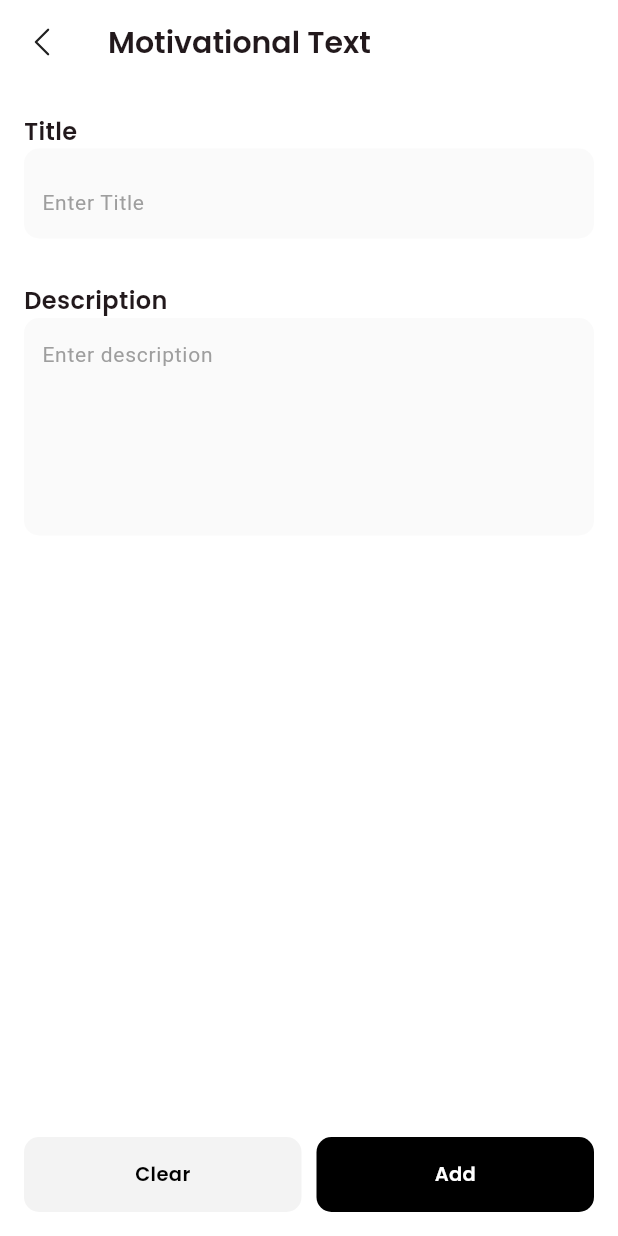
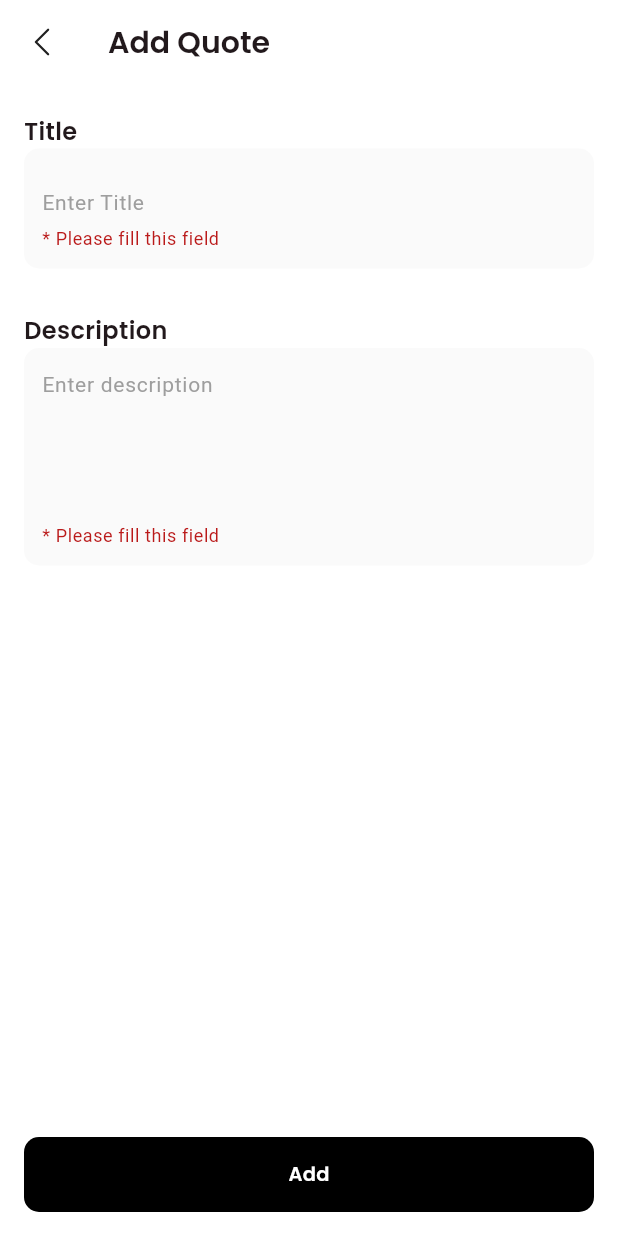
Before and after one commit to bilaalmustafa/musculo_app, a Flutter app: the MotivationalTextScreen screen opened by its route, after a tap on "Add", on a phone screen of 412 x 824 dp. Run offline on Flutter 3.47's test engine with Material 3 defaults, Android fonts, the phone set to English and light mode, and no system bars; our stand-ins replace carousel_slider, cloud_firestore, cloud_functions, firebase_auth, firebase_core, flutter_secure_storage and 8 more; accounts and stored records are empty; project files that could hold a hidden picture were left out.

Commit message:
motivational list screen work

```diff
--- a/lib/core/config/myApp.dart
+++ b/lib/core/config/myApp.dart
@@ -9,6 +9,7 @@ import 'package:provider/provider.dart';
 
 import '../../modules/auth/view_model/forgot_view_model.dart';
 import '../../modules/bottom_navigation_bar/feedback/view_model/feedback_view_model.dart';
+import '../../modules/bottom_navigation_bar/profile/profile_view_model/motivational_view_model.dart';
 
 class MyApp extends StatelessWidget {
   const MyApp({super.key});
@@ -25,6 +26,7 @@ class MyApp extends StatelessWidget {
         ChangeNotifierProvider(create: (_) => PasswordResetProvider()),
         ChangeNotifierProvider(create: (_) => FeedbackProvider()),
         ChangeNotifierProvider(create: (_) => ReportProvider()),
+        ChangeNotifierProvider(create: (_) => MotivationalTextProvider()),
       ],
       child: MaterialApp(
         debugShowCheckedModeBanner: false,
--- a/lib/core/config/routes.dart
+++ b/lib/core/config/routes.dart
@@ -24,6 +24,7 @@ import 'package:musculo_app/modules/bottom_navigation_bar/profile/creator_profil
 import 'package:musculo_app/modules/bottom_navigation_bar/profile/creator_profile_screens/payment_screen.dart';
 import 'package:musculo_app/modules/bottom_navigation_bar/profile/user_profile_screens/accountinfo.dart';
 import 'package:musculo_app/modules/bottom_navigation_bar/profile/user_profile_screens/motivational_text.dart';
+import 'package:musculo_app/modules/bottom_navigation_bar/profile/user_profile_screens/motivationallist.dart';
 import 'package:musculo_app/modules/bottom_navigation_bar/profile/user_profile_screens/myprogramworkout.dart';
 import 'package:musculo_app/modules/bottom_navigation_bar/profile/user_profile_screens/user_profile.dart';
 import 'package:musculo_app/modules/bottom_navigation_bar/programs_and_workout/creater_screen/notification.dart';
@@ -72,6 +73,7 @@ class Routes {
   static const String changePasswordScreen = "/changepassword_screen";
   static const String reportScreen = "/reporttab_screen";
   static const String motivationalScreen = "/motivational_text_screen";
+  static const String motivationalListScreen = "/motivational_list_screen";
 }
 
 class RouteGenerator {
@@ -155,6 +157,10 @@ class RouteGenerator {
         return MaterialPageRoute(
           builder: (_) => const MotivationalTextScreen(),
         );
+      case Routes.motivationalListScreen:
+        return MaterialPageRoute(
+          builder: (_) => const MotivationalListScreen(),
+        );
 
       default:
         return MaterialPageRoute(
--- a/lib/core/constants/assets.dart
+++ b/lib/core/constants/assets.dart
@@ -40,6 +40,7 @@ class Assets {
   static const String sqaure1 = "$_icons/Close Square1.png";
   static const String arrowUp = "$_icons/ArrowUp2.svg";
   static const String reportIcon = "$_icons/Shield Fail.svg";
+  static const String deleteIcon = "$_icons/Delete.svg";
 
   static const String logo = '$_assets/applogo.png';
   static const String maskgroup = "$_assets/maskgroup.png";
--- a/lib/modules/bottom_navigation_bar/feedback/screens/feedb_screen.dart
+++ b/lib/modules/bottom_navigation_bar/feedback/screens/feedb_screen.dart
@@ -100,8 +100,6 @@ class _FeedBScreenState extends State<FeedBScreen> {
                     suggestionController.clear();
                     feedbackController.clear();
 
-                    Fluttertoast.showToast(msg: 'Feedback Submitted');
-
                     // navigation handle here
                     showDialog(
                       context: context,
--- a/lib/modules/bottom_navigation_bar/profile/user_profile_screens/motivational_text.dart
+++ b/lib/modules/bottom_navigation_bar/profile/user_profile_screens/motivational_text.dart
@@ -1,5 +1,10 @@
 import 'package:flutter/material.dart';
+import 'package:fluttertoast/fluttertoast.dart';
 import 'package:musculo_app/components/shared_appbar.dart';
+import 'package:musculo_app/core/services/auth_services.dart';
+import 'package:musculo_app/modules/bottom_navigation_bar/profile/profile_view_model/motivational_view_model.dart';
+
+import 'package:provider/provider.dart';
 
 import '../../../../components/custom_button.dart';
 import '../../../../components/poppins_text.dart';
@@ -19,6 +24,7 @@ class MotivationalTextScreen extends StatefulWidget {
 class _MotivationalTextScreenState extends State<MotivationalTextScreen> {
   final titleController = TextEditingController();
   final descriptionController = TextEditingController();
+  final formKey = GlobalKey<FormState>();
 
   @override
   void dispose() {
@@ -31,10 +37,12 @@ class _MotivationalTextScreenState extends State<MotivationalTextScreen> {
   Widget build(BuildContext context) {
     return Scaffold(
       backgroundColor: ConstColors.white,
-      appBar: SharedAppBar(title: 'Motivational Text'),
+      appBar: SharedAppBar(title: 'Add Quote'),
 
       body: Padding(
         padding: const EdgeInsets.all(16.0),
+        child: Form(
+          key: formKey,
           child: Column(
             crossAxisAlignment: CrossAxisAlignment.start,
 
@@ -47,12 +55,14 @@ class _MotivationalTextScreenState extends State<MotivationalTextScreen> {
               Feedbackfield(
                 controller: titleController,
                 hint: 'Enter Title',
-              height: 60,
+                height: 80,
+
                 validator: (value) => Validator.valueExists(value),
               ),
               SizedBox(height: 30),
               PoppinsText(
                 text: "Description",
+
                 fontSize: Sizes.s16,
                 fontWeight: TextWeight.semiBold,
               ),
@@ -65,33 +75,59 @@ class _MotivationalTextScreenState extends State<MotivationalTextScreen> {
             ],
           ),
         ),
+      ),
 
       bottomNavigationBar: Padding(
         padding: const EdgeInsets.all(16.0),
-        child: Row(
+        child: Consumer<MotivationalTextProvider>(
+          builder: (context, provider, child) {
+            return Row(
               spacing: Sizes.s10,
               children: [
+                // Expanded(
+                //   child: CustomButton(
+                //     loading: provider.isLoading,
+                //     buttonText: 'Clear',
+                //     textColor: Colors.black,
+                //     buttonColor: ConstColors.secondary,
+
+                //     onTap: () {
+                //       // formKey.currentState?.reset();
+                //       // titleController.clear();
+                //       // descriptionController.clear();
+                //       Navigator.push(
+                //         context,
+                //         MaterialPageRoute(
+                //           builder: (context) => MotivationalListScreen(),
+                //         ),
+                //       );
+                //     },
+                //   ),
+                // ),
                 Expanded(
                   child: CustomButton(
-                buttonText: 'Clear',
-                textColor: Colors.black,
-                buttonColor: ConstColors.secondary,
+                    loading: provider.isLoading,
+                    buttonText: 'Add',
+                    onTap: () async {
+                      // add logic here
+                      if (formKey.currentState!.validate()) {
+                        await provider.submitMotivationalText(
+                          title: titleController.text.trim(),
+                          description: descriptionController.text.trim(),
+                          userId: AuthService().currentUser!.uid,
+                        );
+                        formKey.currentState?.reset();
+                        titleController.clear();
+                        descriptionController.clear();
 
-                onTap: () {
-                  // logout logic here
-                  Navigator.pop(context);
-                },
-              ),
-            ),
-            Expanded(
-              child: CustomButton(
-                buttonText: 'Add',
-                onTap: () {
-                  // add logic here
+                        Fluttertoast.showToast(msg: 'successfully added');
+                      }
                     },
                   ),
                 ),
               ],
+            );
+          },
         ),
       ),
     );
```
Also changed, not shown: lib/core/services/firebase_service.dart (+39 -5 lines), lib/core/services/motivational_text_services.dart (+8 -14 lines), lib/modules/bottom_navigation_bar/home_and_training_screens/component/carasoul_container.dart (+48 -30 lines), lib/modules/bottom_navigation_bar/profile/profile_view_model/motivational_view_model.dart (added, +91 -0 lines), lib/modules/bottom_navigation_bar/profile/user_profile_screens/motivationallist.dart (added, +116 -0 lines), lib/modules/bottom_navigation_bar/profile/user_profile_screens/user_profile.dart (+2 -19 lines), assets/icons/Delete.svg (added). Lines whose indentation alone changed are shown as unchanged.
